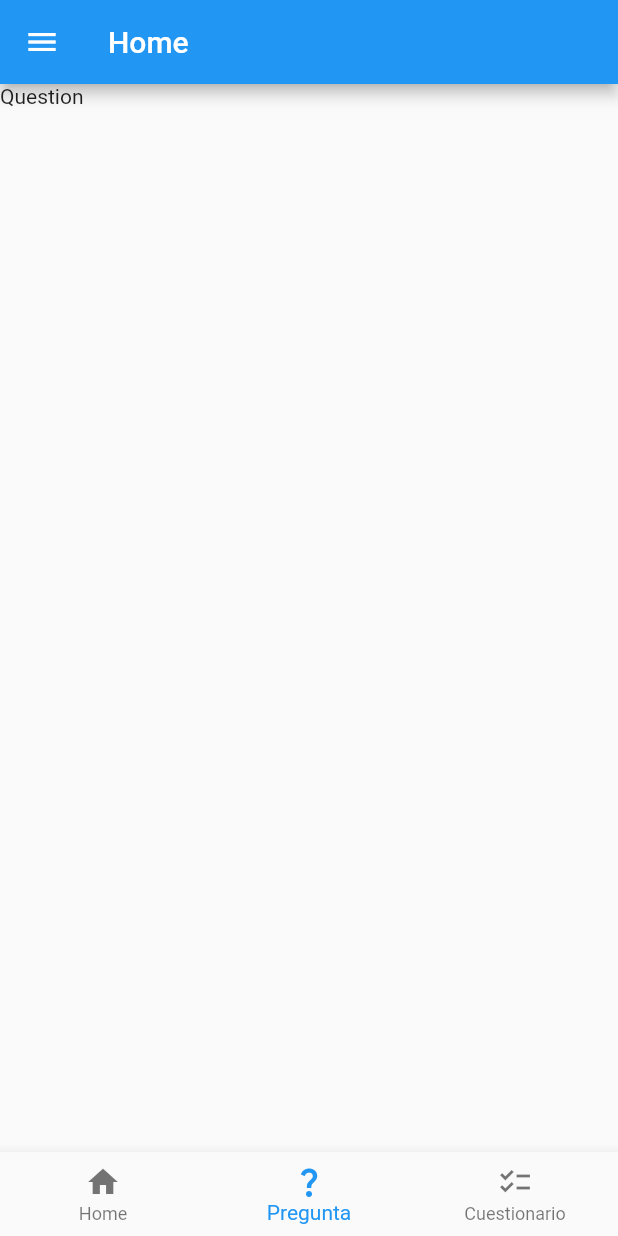
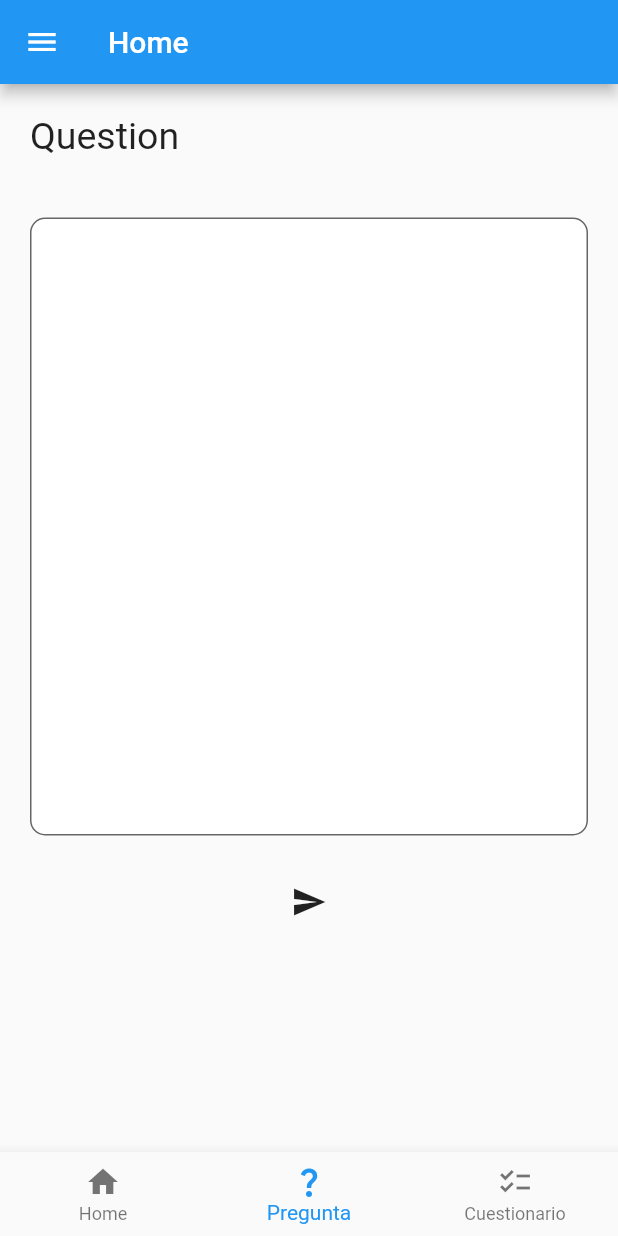
Before and after one commit to 8javier/flutter_application_app, a Flutter app: the HomePaciente screen opened by its route, item 2 of the bottom bar chosen, on a phone screen of 412 x 824 dp. Run offline on Flutter 3.47's test engine with Material 2 defaults, Android fonts, the phone set to English and light mode, and no system bars; our stand-ins replace cloud_firestore, firebase_core; accounts and stored records are empty.

Commit message:
[cambios del jueves]
[desarrollo de la base de pantalla de pregunta] [faltan datos para completar]

```diff
--- a/lib/pantallas/mainPaciente.dart
+++ b/lib/pantallas/mainPaciente.dart
@@ -85,7 +85,7 @@ class _MainPacienteState extends State<MainPaciente> {
                 color: Color(0xffffffff),
               ),
               Center(child: Icon(Icons.draw_outlined)),
-              texto()
+              texto(10)
             ],
           ),
         ),
--- a/lib/pantallas/questionPaciente.dart
+++ b/lib/pantallas/questionPaciente.dart
@@ -1,4 +1,5 @@
 import 'package:flutter/material.dart';
+import 'package:flutter_application_app/reciclar/textfield.dart';
 
 class QuestionPaciente extends StatefulWidget {
   const QuestionPaciente({super.key});
@@ -12,7 +13,14 @@ class _QuestionPacienteState extends State<QuestionPaciente> {
   Widget build(BuildContext context) {
     return ListView(
       children: <Widget>[
-        Text("Question")
+        Padding(padding: const EdgeInsets.all(20),
+        child: Text("Question",
+        style: TextStyle(fontSize: 25),),
+        ),
+        Padding(padding: const EdgeInsets.all(20),
+        child:texto(20) ,),
+        IconButton(onPressed: (){}, icon: Icon(Icons.send))
+
       ],
     );
   }
--- a/lib/reciclar/textfield.dart
+++ b/lib/reciclar/textfield.dart
@@ -1,9 +1,9 @@
 import 'package:flutter/material.dart';
 
 
-Widget texto(){
+Widget texto(grobe){
   return TextFormField(
-                maxLines: 10,
+                maxLines: grobe,
                 decoration: InputDecoration(
                   isDense: true,
                   hintStyle:
```
